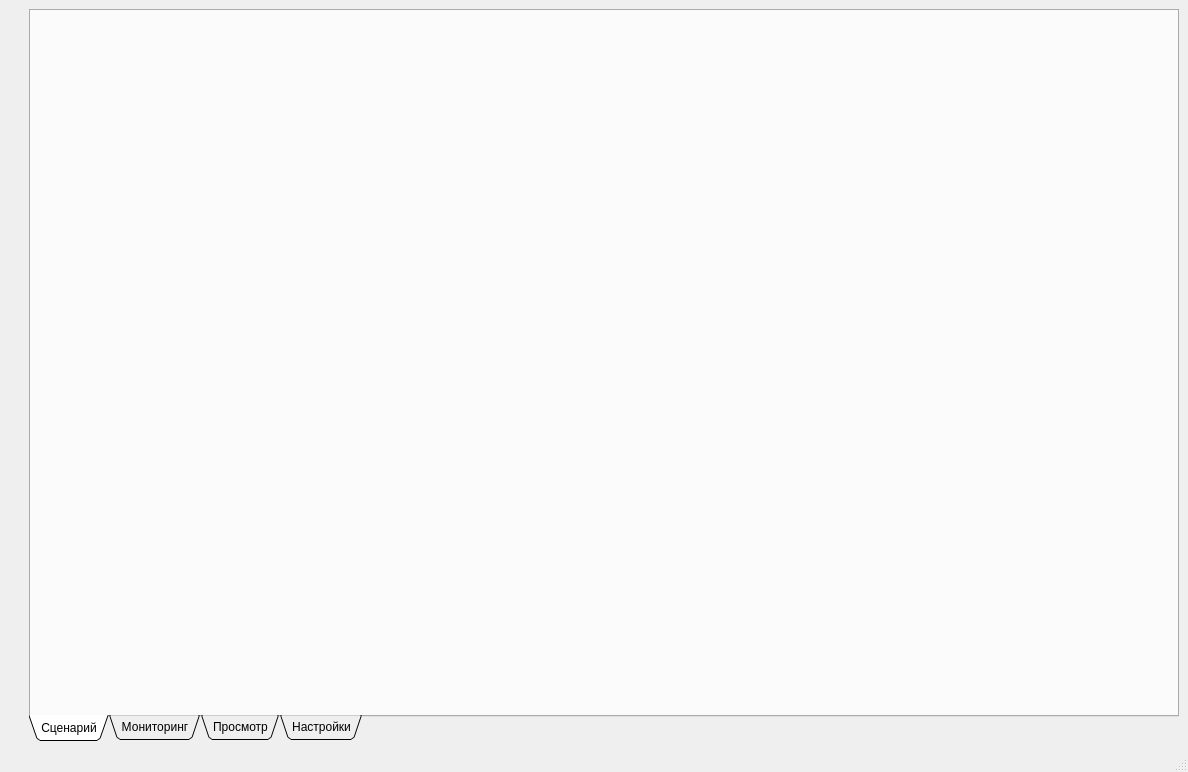
The window that app/ui/designer/main_window.ui (Shqet/Surprize_v4.0) describes before a commit, drawn with Qt 5.
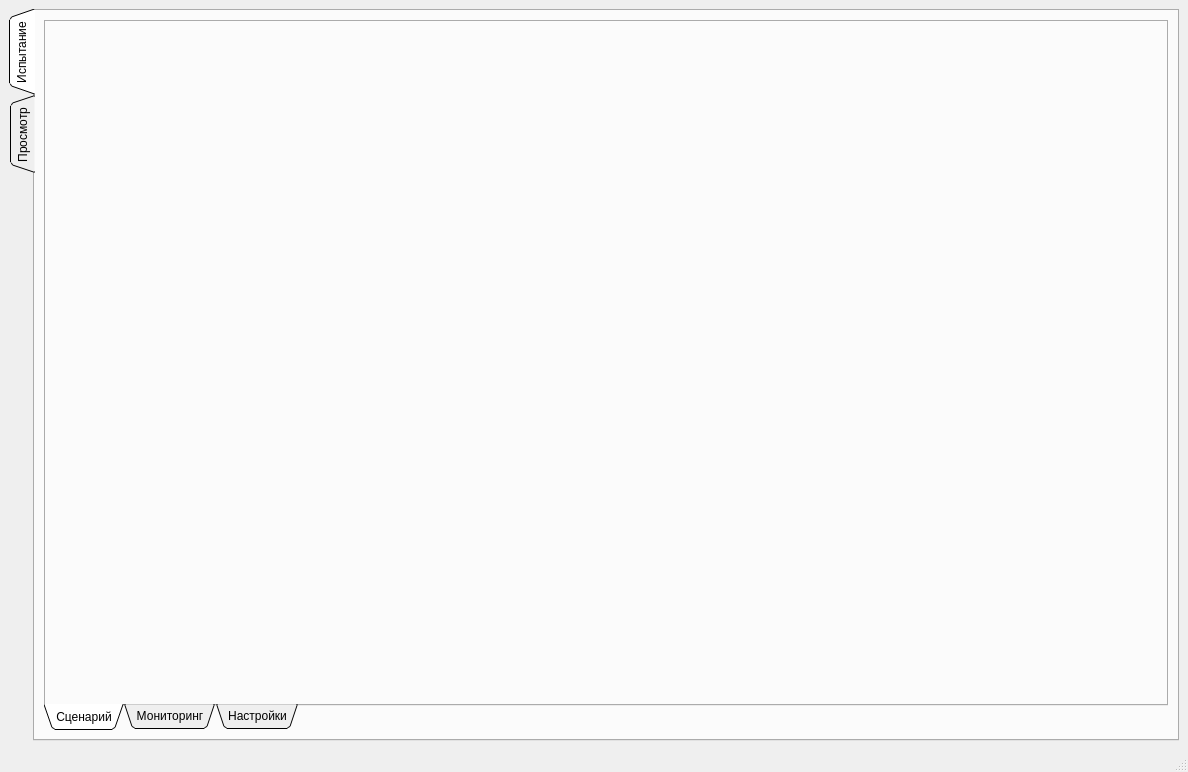
The same window after the commit.

The edit to the form file:
```diff
--- a/app/ui/designer/main_window.ui
+++ b/app/ui/designer/main_window.ui
@@ -15,51 +15,23 @@
   </property>
   <widget class="QWidget" name="centralwidget">
    <layout class="QGridLayout" name="gridLayout">
-    <item row="0" column="0">
-     <layout class="QHBoxLayout" name="l_video_2">
-      <property name="leftMargin">
-       <number>0</number>
+    <item row="0" column="0" rowspan="2">
+     <widget class="QTabWidget" name="tW_main">
+      <property name="tabPosition">
+       <enum>QTabWidget::West</enum>
       </property>
-      <property name="topMargin">
+      <property name="tabShape">
+       <enum>QTabWidget::Triangular</enum>
+      </property>
+      <property name="currentIndex">
        <number>0</number>
       </property>
-      <item>
-       <layout class="QGridLayout" name="vl_rtsp_visible">
+      <widget class="QWidget" name="trialTab">
+       <attribute name="title">
+        <string>Испытание</string>
+       </attribute>
+       <layout class="QGridLayout" name="gridLayout_2">
         <item row="0" column="0">
-         <spacer name="verticalSpacer">
-          <property name="orientation">
-           <enum>Qt::Vertical</enum>
-          </property>
-          <property name="sizeHint" stdset="0">
-           <size>
-            <width>20</width>
-            <height>40</height>
-           </size>
-          </property>
-         </spacer>
-        </item>
-       </layout>
-      </item>
-     </layout>
-    </item>
-    <item row="1" column="0">
-     <layout class="QGridLayout" name="vl_rtsp_thermal">
-      <item row="0" column="0">
-       <spacer name="verticalSpacer_2">
-        <property name="orientation">
-         <enum>Qt::Vertical</enum>
-        </property>
-        <property name="sizeHint" stdset="0">
-         <size>
-          <width>20</width>
-          <height>40</height>
-         </size>
-        </property>
-       </spacer>
-      </item>
-     </layout>
-    </item>
-    <item row="0" column="1" rowspan="2">
      <widget class="QTabWidget" name="tw_research">
       <property name="tabPosition">
        <enum>QTabWidget::South</enum>
@@ -77,42 +49,8 @@
        <attribute name="title">
         <string>Сценарий</string>
        </attribute>
-       <layout class="QGridLayout" name="gridLayout_2" rowstretch="0,0,0,0" columnstretch="0,0">
-        <item row="2" column="1">
-         <layout class="QVBoxLayout" name="l_Mayak_params">
-          <item>
-           <spacer name="horizontalSpacer">
-            <property name="orientation">
-             <enum>Qt::Horizontal</enum>
-            </property>
-            <property name="sizeHint" stdset="0">
-             <size>
-              <width>40</width>
-              <height>20</height>
-             </size>
-            </property>
-           </spacer>
-          </item>
-         </layout>
-        </item>
-        <item row="1" column="1">
-         <layout class="QVBoxLayout" name="vl_trajectory_visualization">
-          <item>
-           <spacer name="verticalSpacer_4">
-            <property name="orientation">
-             <enum>Qt::Vertical</enum>
-            </property>
-            <property name="sizeHint" stdset="0">
-             <size>
-              <width>20</width>
-              <height>40</height>
-             </size>
-            </property>
-           </spacer>
-          </item>
-         </layout>
-        </item>
-        <item row="1" column="0">
+           <layout class="QGridLayout" name="gridLayout_3" rowstretch="0,0,0,0" columnstretch="0,0,0,0">
+            <item row="1" column="2">
          <layout class="QGridLayout" name="gl_trajectory_params">
           <item row="0" column="0">
            <spacer name="verticalSpacer_3">
@@ -129,7 +67,7 @@
           </item>
          </layout>
         </item>
-        <item row="2" column="0">
+            <item row="2" column="2">
          <layout class="QGridLayout" name="l_SDR_options">
           <item row="0" column="0">
            <spacer name="horizontalSpacer_4">
@@ -149,6 +87,74 @@
         <item row="3" column="0" colspan="2">
          <layout class="QGridLayout" name="l_functionalButtons"/>
         </item>
+            <item row="1" column="3">
+             <layout class="QVBoxLayout" name="vl_trajectory_visualization">
+              <item>
+               <spacer name="verticalSpacer_4">
+                <property name="orientation">
+                 <enum>Qt::Vertical</enum>
+                </property>
+                <property name="sizeHint" stdset="0">
+                 <size>
+                  <width>20</width>
+                  <height>40</height>
+                 </size>
+                </property>
+               </spacer>
+              </item>
+             </layout>
+            </item>
+            <item row="2" column="3">
+             <layout class="QVBoxLayout" name="l_Mayak_params">
+              <item>
+               <spacer name="horizontalSpacer">
+                <property name="orientation">
+                 <enum>Qt::Horizontal</enum>
+                </property>
+                <property name="sizeHint" stdset="0">
+                 <size>
+                  <width>40</width>
+                  <height>20</height>
+                 </size>
+                </property>
+               </spacer>
+              </item>
+             </layout>
+            </item>
+            <item row="1" column="0">
+             <layout class="QGridLayout" name="vl_rtsp_visible">
+              <item row="0" column="0">
+               <spacer name="verticalSpacer">
+                <property name="orientation">
+                 <enum>Qt::Vertical</enum>
+                </property>
+                <property name="sizeHint" stdset="0">
+                 <size>
+                  <width>20</width>
+                  <height>40</height>
+                 </size>
+                </property>
+               </spacer>
+              </item>
+             </layout>
+            </item>
+            <item row="2" column="0">
+             <layout class="QGridLayout" name="vl_rtsp_thermal">
+              <item row="0" column="0">
+               <spacer name="verticalSpacer_2">
+                <property name="orientation">
+                 <enum>Qt::Vertical</enum>
+                </property>
+                <property name="sizeHint" stdset="0">
+                 <size>
+                  <width>20</width>
+                  <height>40</height>
+                 </size>
+                </property>
+               </spacer>
+              </item>
+             </layout>
+            </item>
        </layout>
       </widget>
       <widget class="QWidget" name="monitoringTab">
@@ -229,16 +235,6 @@
         </item>
        </layout>
       </widget>
-      <widget class="QWidget" name="replayTab">
-       <attribute name="title">
-        <string>Просмотр</string>
-       </attribute>
-       <layout class="QGridLayout" name="gridLayout_5">
-        <item row="0" column="0">
-         <layout class="QGridLayout" name="l_replay"/>
-        </item>
-       </layout>
-      </widget>
       <widget class="QWidget" name="optionsTab">
        <attribute name="title">
         <string>Настройки</string>
@@ -246,6 +242,20 @@
        <layout class="QGridLayout" name="gridLayout_6">
         <item row="0" column="0">
          <layout class="QGridLayout" name="l_options"/>
+            </item>
+           </layout>
+          </widget>
+         </widget>
+        </item>
+       </layout>
+      </widget>
+      <widget class="QWidget" name="replayTab">
+       <attribute name="title">
+        <string>Просмотр</string>
+       </attribute>
+       <layout class="QGridLayout" name="gridLayout_4">
+        <item row="0" column="0">
+         <layout class="QGridLayout" name="l_replay"/>
         </item>
        </layout>
       </widget>
```
Left out of the diff: 2 changed lines with no effect on the pictures. Lines whose indentation alone changed are shown as unchanged.
